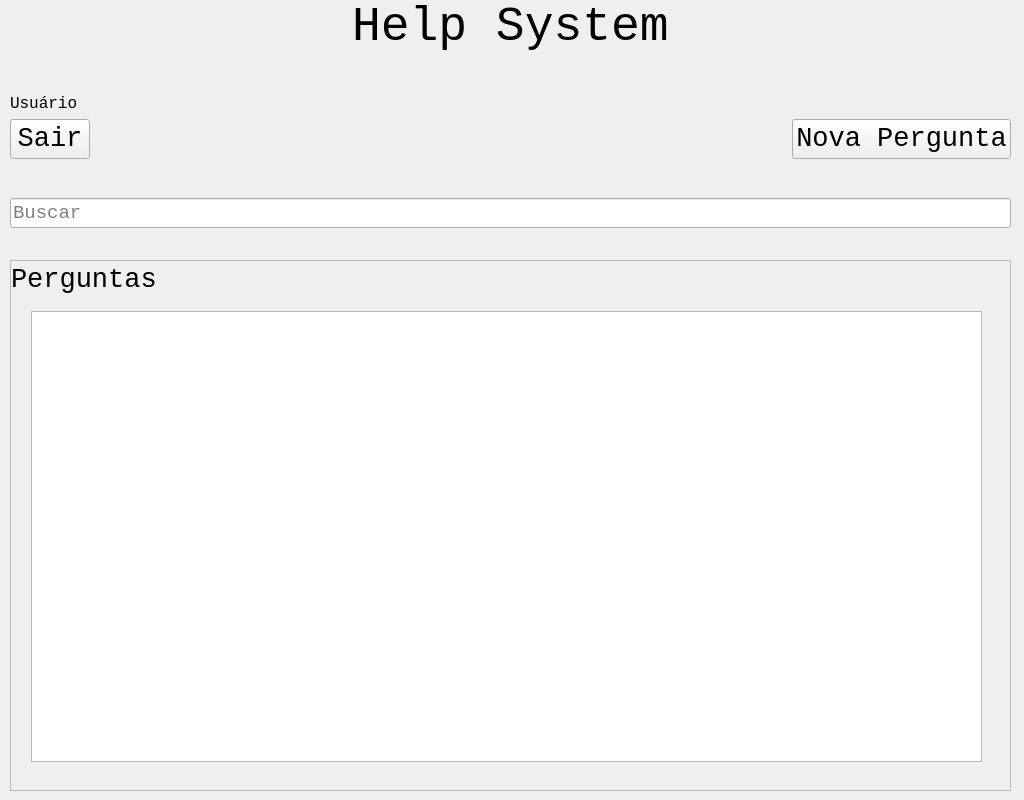
Above: Telas/home.ui from AnandaAlbrecht/help-system before the change. Below: the same form after it.
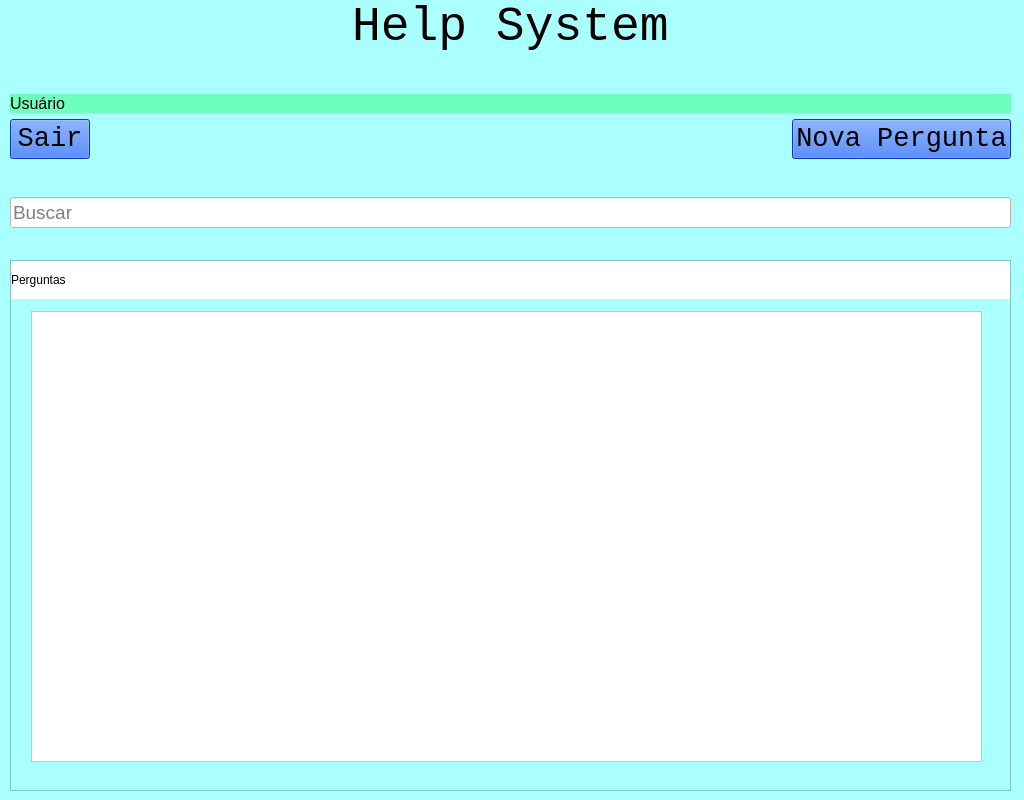
That is the form after the change.

Commit message: Modificação visual telas

```diff
--- a/Telas/home.ui
+++ b/Telas/home.ui
@@ -22,6 +22,9 @@
   <property name="windowTitle">
    <string>Help System</string>
   </property>
+  <property name="styleSheet">
+   <string notr="true">background-color: rgb(170, 255, 255);</string>
+  </property>
   <widget class="QWidget" name="centralwidget">
    <property name="font">
     <font>
@@ -105,6 +108,9 @@
          <pointsize>12</pointsize>
         </font>
        </property>
+       <property name="styleSheet">
+        <string notr="true">background-color: rgb(110, 255, 190);</string>
+       </property>
        <property name="text">
         <string>Usuário</string>
        </property>
@@ -123,6 +129,9 @@
          <property name="autoFillBackground">
           <bool>false</bool>
          </property>
+         <property name="styleSheet">
+          <string notr="true">background-color: rgb(0, 85, 255);</string>
+         </property>
          <property name="text">
           <string>Sair</string>
          </property>
@@ -152,6 +161,9 @@
          <property name="autoFillBackground">
           <bool>false</bool>
          </property>
+         <property name="styleSheet">
+          <string notr="true">background-color: rgb(0, 85, 255);</string>
+         </property>
          <property name="text">
           <string>Nova Pergunta</string>
          </property>
@@ -179,6 +191,9 @@
          <pointsize>14</pointsize>
         </font>
        </property>
+       <property name="styleSheet">
+        <string notr="true">background-color: rgb(255, 255, 255);</string>
+       </property>
        <property name="text">
         <string/>
        </property>
@@ -232,6 +247,9 @@
         <height>38</height>
        </rect>
       </property>
+      <property name="styleSheet">
+       <string notr="true">background-color: rgb(255, 255, 255);</string>
+      </property>
       <property name="text">
        <string>Perguntas</string>
       </property>
@@ -251,6 +269,9 @@
         <pointsize>14</pointsize>
        </font>
       </property>
+      <property name="styleSheet">
+       <string notr="true">background-color: rgb(255, 255, 255);</string>
+      </property>
      </widget>
     </widget>
    </widget>
```
The commit also changes 4 other files.
